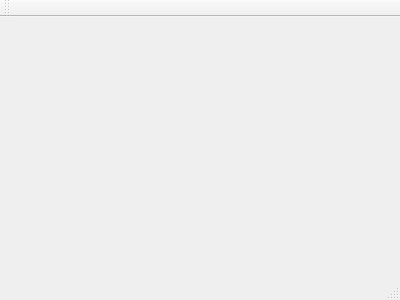
maksum1/RadioDownloader, file RadioDownloader/mainwindow.ui: the form before one commit.
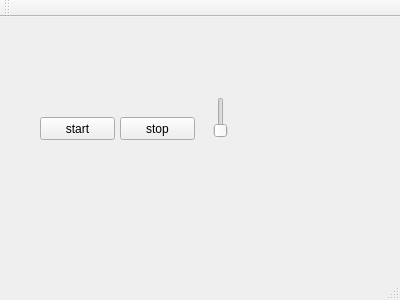
The form after the commit.

Diff of the .ui file:
```diff
--- a/RadioDownloader/mainwindow.ui
+++ b/RadioDownloader/mainwindow.ui
@@ -12,13 +12,58 @@
   <property name="windowTitle" >
    <string>MainWindow</string>
   </property>
-  <widget class="QMenuBar" name="menuBar" />
-  <widget class="QToolBar" name="mainToolBar" />
-  <widget class="QWidget" name="centralWidget" />
-  <widget class="QStatusBar" name="statusBar" />
+  <widget class="QWidget" name="centralWidget">
+   <widget class="QPushButton" name="pushButton">
+    <property name="geometry">
+     <rect>
+      <x>40</x>
+      <y>100</y>
+      <width>75</width>
+      <height>23</height>
+     </rect>
+    </property>
+    <property name="text">
+     <string>start</string>
+    </property>
+   </widget>
+   <widget class="QPushButton" name="pushButton_2">
+    <property name="geometry">
+     <rect>
+      <x>120</x>
+      <y>100</y>
+      <width>75</width>
+      <height>23</height>
+     </rect>
+    </property>
+    <property name="text">
+     <string>stop</string>
+    </property>
+   </widget>
+   <widget class="QSlider" name="verticalSlider">
+    <property name="geometry">
+     <rect>
+      <x>210</x>
+      <y>80</y>
+      <width>22</width>
+      <height>41</height>
+     </rect>
+    </property>
+    <property name="orientation">
+     <enum>Qt::Vertical</enum>
+    </property>
+   </widget>
+  </widget>
+  <widget class="QToolBar" name="mainToolBar">
+   <attribute name="toolBarArea">
+    <enum>TopToolBarArea</enum>
+   </attribute>
+   <attribute name="toolBarBreak">
+    <bool>false</bool>
+   </attribute>
+  </widget>
+  <widget class="QStatusBar" name="statusBar"/>
  </widget>
- <layoutDefault spacing="6" margin="11" />
- <pixmapfunction></pixmapfunction>
+ <layoutdefault spacing="6" margin="11"/>
  <resources/>
  <connections/>
 </ui>
```
Left out of the diff: 7 changed lines with no effect on the pictures.
